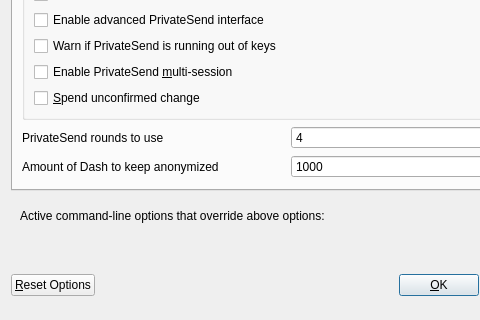
Old version of the form src/qt/forms/optionsdialog.ui in the repository dashpay/dash; both pictures show x 0 to 480 and y 117 to 437 of the 576 by 437 pixel window.
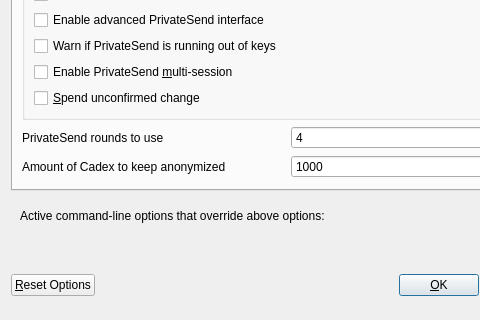
New version of the form. The open tabs and pages were chosen to show the change. Custom widgets are drawn as their Qt base class.

What changed in the file:
```diff
--- a/src/qt/forms/optionsdialog.ui
+++ b/src/qt/forms/optionsdialog.ui
@@ -253,7 +253,7 @@
             <string notr="true"/>
            </property>
            <property name="text">
-            <string>Amount of Dash to keep anonymized</string>
+            <string>Amount of Cadex to keep anonymized</string>
            </property>
           </widget>
          </item>
```
Left out of the diff: 8 changed lines with no effect on the pictures.
